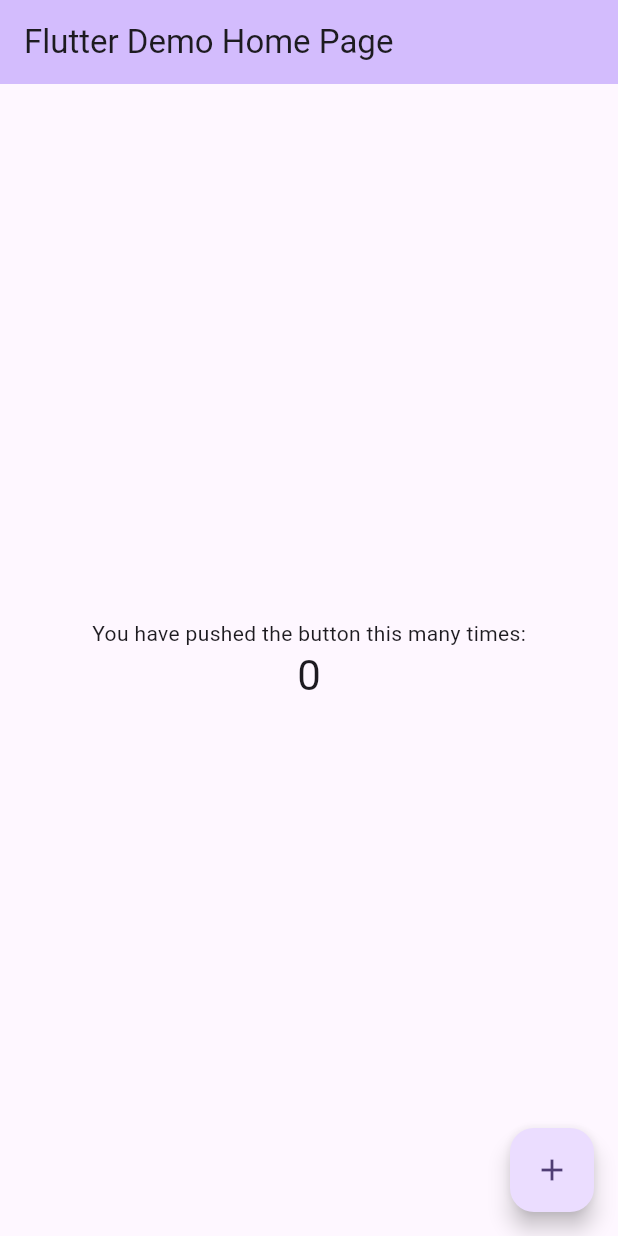
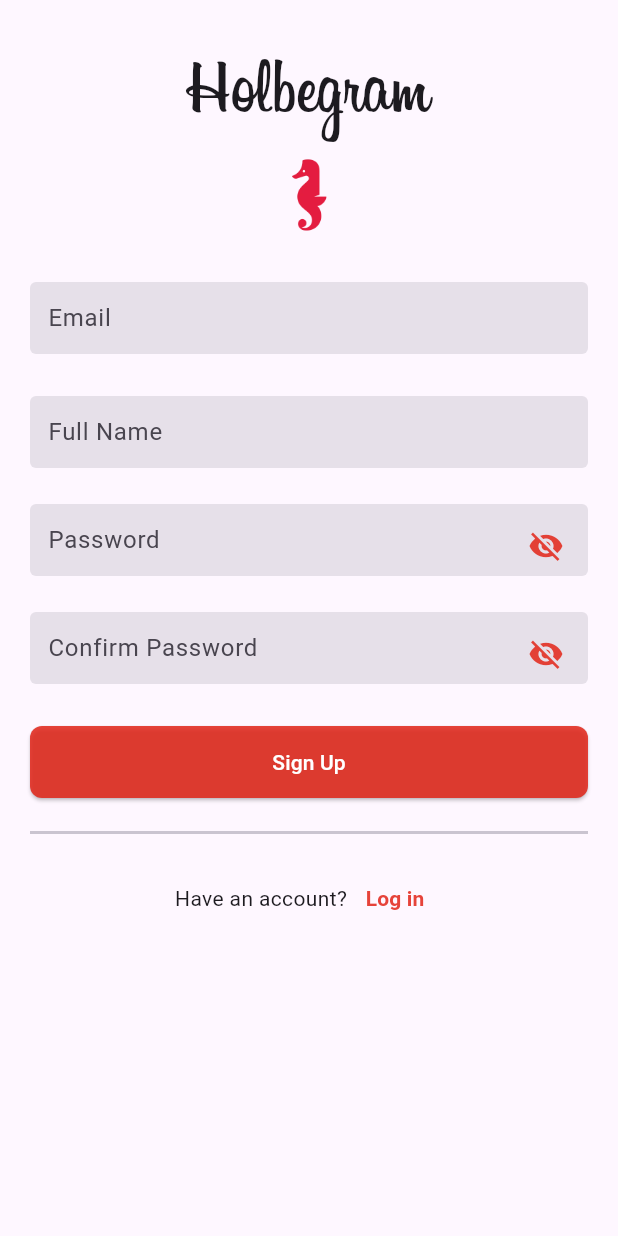
Before and after one commit to Swagtiago29/holbertonschool-holbegram, a Flutter app: the screen it shows after launch, on a phone screen of 412 x 824 dp. Run offline on Flutter 3.47's test engine with Material 3 defaults, Android fonts, the phone set to English and light mode, and no system bars; our stand-ins replace firebase_core; accounts and stored records are empty.

Commit message:
add wednesday work - main, login_screen - signup_screen

```diff
--- a/holbegram/lib/main.dart
+++ b/holbegram/lib/main.dart
@@ -1,5 +1,7 @@
 import 'package:flutter/material.dart';
 import 'package:firebase_core/firebase_core.dart';
+import 'package:holbergram/screens/login_screen.dart';
+import 'package:holbergram/screens/signup_screen.dart';
 
 Future main() async {
   WidgetsFlutterBinding.ensureInitialized();
@@ -10,115 +12,15 @@ Future main() async {
 class MyApp extends StatelessWidget {
   const MyApp({super.key});
 
-  // This widget is the root of your application.
   @override
   Widget build(BuildContext context) {
     return MaterialApp(
-      title: 'Flutter Demo',
-      theme: ThemeData(
-        // This is the theme of your application.
-        //
-        // TRY THIS: Try running your application with "flutter run". You'll see
-        // the application has a purple toolbar. Then, without quitting the app,
-        // try changing the seedColor in the colorScheme below to Colors.green
-        // and then invoke "hot reload" (save your changes or press the "hot
-        // reload" button in a Flutter-supported IDE, or press "r" if you used
-        // the command line to start the app).
-        //
-        // Notice that the counter didn't reset back to zero; the application
-        // state is not lost during the reload. To reset the state, use hot
-        // restart instead.
-        //
-        // This works for code too, not just values: Most code changes can be
-        // tested with just a hot reload.
-        colorScheme: .fromSeed(seedColor: Colors.deepPurple),
-      ),
-      home: const MyHomePage(title: 'Flutter Demo Home Page'),
-    );
-  }
-}
-
-class MyHomePage extends StatefulWidget {
-  const MyHomePage({super.key, required this.title});
-
-  // This widget is the home page of your application. It is stateful, meaning
-  // that it has a State object (defined below) that contains fields that affect
-  // how it looks.
-
-  // This class is the configuration for the state. It holds the values (in this
-  // case the title) provided by the parent (in this case the App widget) and
-  // used by the build method of the State. Fields in a Widget subclass are
-  // always marked "final".
-
-  final String title;
-
-  @override
-  State<MyHomePage> createState() => _MyHomePageState();
-}
-
-class _MyHomePageState extends State<MyHomePage> {
-  int _counter = 0;
-
-  void _incrementCounter() {
-    setState(() {
-      // This call to setState tells the Flutter framework that something has
-      // changed in this State, which causes it to rerun the build method below
-      // so that the display can reflect the updated values. If we changed
-      // _counter without calling setState(), then the build method would not be
-      // called again, and so nothing would appear to happen.
-      _counter++;
-    });
-  }
-
-  @override
-  Widget build(BuildContext context) {
-    // This method is rerun every time setState is called, for instance as done
-    // by the _incrementCounter method above.
-    //
-    // The Flutter framework has been optimized to make rerunning build methods
-    // fast, so that you can just rebuild anything that needs updating rather
-    // than having to individually change instances of widgets.
-    return Scaffold(
-      appBar: AppBar(
-        // TRY THIS: Try changing the color here to a specific color (to
-        // Colors.amber, perhaps?) and trigger a hot reload to see the AppBar
-        // change color while the other colors stay the same.
-        backgroundColor: Theme.of(context).colorScheme.inversePrimary,
-        // Here we take the value from the MyHomePage object that was created by
-        // the App.build method, and use it to set our appbar title.
-        title: Text(widget.title),
-      ),
-      body: Center(
-        // Center is a layout widget. It takes a single child and positions it
-        // in the middle of the parent.
-        child: Column(
-          // Column is also a layout widget. It takes a list of children and
-          // arranges them vertically. By default, it sizes itself to fit its
-          // children horizontally, and tries to be as tall as its parent.
-          //
-          // Column has various properties to control how it sizes itself and
-          // how it positions its children. Here we use mainAxisAlignment to
-          // center the children vertically; the main axis here is the vertical
-          // axis because Columns are vertical (the cross axis would be
-          // horizontal).
-          //
-          // TRY THIS: Invoke "debug painting" (choose the "Toggle Debug Paint"
-          // action in the IDE, or press "p" in the console), to see the
-          // wireframe for each widget.
-          mainAxisAlignment: .center,
-          children: [
-            const Text('You have pushed the button this many times:'),
-            Text(
-              '$_counter',
-              style: Theme.of(context).textTheme.headlineMedium,
-            ),
-          ],
-        ),
-      ),
-      floatingActionButton: FloatingActionButton(
-        onPressed: _incrementCounter,
-        tooltip: 'Increment',
-        child: const Icon(Icons.add),
+      debugShowCheckedModeBanner: false,
+      home: SignUpScreen (
+        emailController: TextEditingController(),
+        passwordController: TextEditingController(),
+        usernameController: TextEditingController(),
+        passwordConfirmController: TextEditingController(),
       ),
     );
   }
--- a/holbegram/lib/screens/signup_screen.dart
+++ b/holbegram/lib/screens/signup_screen.dart
@@ -0,0 +1,168 @@
+import 'package:flutter/material.dart';
+import 'package:holbergram/widgets/text_field.dart';
+
+class SignUpScreen extends StatefulWidget {
+  final TextEditingController emailController;
+  final TextEditingController usernameController;
+  final TextEditingController passwordController;
+  final TextEditingController passwordConfirmController;
+  final bool passwordVisible;
+
+  const SignUpScreen({
+    super.key,
+    required this.emailController,
+    required this.usernameController,
+    required this.passwordController,
+    required this.passwordConfirmController,
+    this.passwordVisible = true,
+  });
+
+  @override
+  State<SignUpScreen> createState() => _SignUpScreenState();
+}
+
+class _SignUpScreenState extends State<SignUpScreen> {
+  late bool _passwordVisible;
+
+  @override
+  void initState() {
+    super.initState();
+    _passwordVisible = widget.passwordVisible;
+  }
+
+  @override
+  void dispose() {
+    widget.emailController.dispose();
+    widget.usernameController.dispose();
+    widget.passwordController.dispose();
+    widget.passwordConfirmController.dispose();
+    super.dispose();
+  }
+
+  @override
+  Widget build(BuildContext context) {
+    return Scaffold(
+      body: SingleChildScrollView(
+        child: Column(
+          mainAxisSize: MainAxisSize.min,
+          mainAxisAlignment: MainAxisAlignment.center,
+          children: [
+            SizedBox(height: 28),
+            Text(
+              'Holbegram',
+              style: TextStyle(fontFamily: 'Billabong', fontSize: 50),
+            ),
+            Image.asset('assets/images/logo.png', width: 80, height: 60),
+            Padding(
+              padding: EdgeInsets.symmetric(horizontal: 20),
+              child: Column(
+                children: [
+                  const SizedBox(height: 28),
+                  TextFieldInput(
+                    controller: widget.emailController,
+                    isPassword: false,
+                    hintText: 'Email',
+                    keyboardType: TextInputType.emailAddress,
+                  ),
+                  const SizedBox(height: 28),
+                  TextFieldInput(
+                    controller: widget.usernameController,
+                    isPassword: false,
+                    hintText: 'Full Name',
+                    keyboardType: TextInputType.text,
+                  ),
+                  const SizedBox(height: 24),
+                  TextFieldInput(
+                    controller: widget.passwordController,
+                    isPassword: !_passwordVisible,
+                    hintText: 'Password',
+                    keyboardType: TextInputType.visiblePassword,
+                    suffixIcon: IconButton(
+                      alignment: Alignment.bottomLeft,
+                      icon: Icon(
+                        _passwordVisible
+                            ? Icons.visibility_off
+                            : Icons.visibility,
+                        color: const Color.fromARGB(218, 226, 37, 24),
+                      ),
+                      onPressed: () {
+                        setState(() {
+                          _passwordVisible = !_passwordVisible;
+                        });
+                      },
+                    ),
+                  ),
+                  const SizedBox(height: 24),
+                  TextFieldInput(
+                    controller: widget.passwordController,
+                    isPassword: !_passwordVisible,
+                    hintText: 'Confirm Password',
+                    keyboardType: TextInputType.visiblePassword,
+                    suffixIcon: IconButton(
+                      alignment: Alignment.bottomLeft,
+                      icon: Icon(
+                        _passwordVisible
+                            ? Icons.visibility_off
+                            : Icons.visibility,
+                        color: const Color.fromARGB(218, 226, 37, 24),
+                      ),
+                      onPressed: () {
+                        setState(() {
+                          _passwordVisible = !_passwordVisible;
+                        });
+                      },
+                    ),
+                  ),
+                  const SizedBox(height: 28),
+                  SizedBox(
+                    height: 48,
+                    width: double.infinity,
+                    child: ElevatedButton(
+                      style: ButtonStyle(
+                        backgroundColor: WidgetStatePropertyAll(
+                          Color.fromARGB(218, 226, 37, 24),
+                        ),
+                        shape: WidgetStatePropertyAll(
+                          RoundedRectangleBorder(
+                            borderRadius: BorderRadius.circular(8),
+                          ),
+                        ),
+                      ),
+                      onPressed: () {},
+                      child: Text(
+                        'Sign Up',
+                        style: TextStyle(color: Colors.white),
+                      ),
+                    ),
+                  ),
+                  Flexible(flex: 0, child: Container()),
+                  const SizedBox(height: 15),
+                  Divider(thickness: 2),
+                  Padding(
+                    padding: EdgeInsets.symmetric(vertical: 12),
+                    child: Row(
+                      mainAxisAlignment: MainAxisAlignment.center,
+                      children: [
+                        Text("Have an account?"),
+                        TextButton(
+                          onPressed: () {},
+                          child: Text(
+                            'Log in',
+                            style: TextStyle(
+                              fontWeight: FontWeight.bold,
+                              color: Color.fromARGB(218, 226, 37, 24),
+                            ),
+                          ),
+                        ),
+                      ],
+                    ),
+                  ),
+                ],
+              ),
+            ),
+          ],
+        ),
+      ),
+    );
+  }
+}
```
Also changed, not shown: holbegram/lib/screens/login_screen.dart (+165 -0 lines), holbegram/pubspec.yaml (+8 -0 lines), holbegram/assets/fonts/Billabong.ttf (added), holbegram/assets/fonts/InstagramSans.ttf (added), holbegram/assets/images/logo.png (added), holbegram/assets/images/logo.webp (added).
